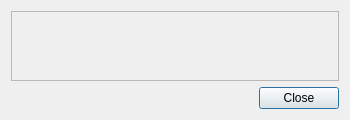
Above: gui/pulsed/ui_predefined_methods.ui from Ulm-IQO/qudi before the change. Below: the same form after it.
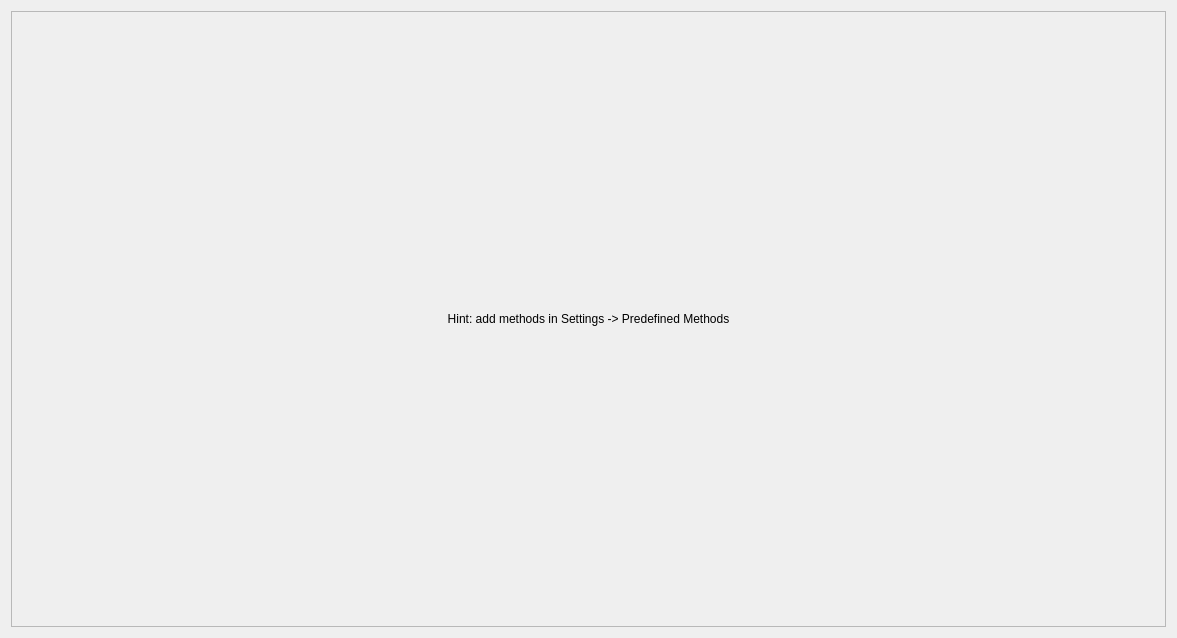
That is the form after the change.

Commit message: pulsed: put predefined methods into their own tab

What changed in the file:
```diff
--- a/gui/pulsed/ui_predefined_methods.ui
+++ b/gui/pulsed/ui_predefined_methods.ui
@@ -1,20 +1,20 @@
 <?xml version="1.0" encoding="UTF-8"?>
 <ui version="4.0">
- <class>predefined_methods_Dialog</class>
- <widget class="QDialog" name="predefined_methods_Dialog">
+ <class>predefFunctionsTab</class>
+ <widget class="QWidget" name="predefFunctionsTab">
   <property name="geometry">
    <rect>
     <x>0</x>
     <y>0</y>
-    <width>350</width>
-    <height>106</height>
+    <width>1177</width>
+    <height>638</height>
    </rect>
   </property>
   <property name="windowTitle">
    <string>Predefined Methods</string>
   </property>
-  <layout class="QVBoxLayout" name="verticalLayout_2">
-   <item>
+  <layout class="QGridLayout" name="gridLayout_2">
+   <item row="0" column="0">
     <widget class="QScrollArea" name="scrollArea">
      <property name="widgetResizable">
       <bool>true</bool>
@@ -24,28 +24,29 @@
        <rect>
         <x>0</x>
         <y>0</y>
-        <width>330</width>
-        <height>57</height>
+        <width>1161</width>
+        <height>622</height>
        </rect>
       </property>
       <layout class="QGridLayout" name="gridLayout">
        <item row="0" column="0">
-        <layout class="QVBoxLayout" name="verticalLayout"/>
+        <layout class="QVBoxLayout" name="verticalLayout">
+         <item>
+          <widget class="QLabel" name="hintLabel">
+           <property name="text">
+            <string>Hint: add methods in Settings -&gt; Predefined Methods</string>
+           </property>
+           <property name="alignment">
+            <set>Qt::AlignCenter</set>
+           </property>
+          </widget>
+         </item>
+        </layout>
        </item>
       </layout>
      </widget>
     </widget>
    </item>
-   <item>
-    <widget class="QDialogButtonBox" name="ButtonBox">
-     <property name="orientation">
-      <enum>Qt::Horizontal</enum>
-     </property>
-     <property name="standardButtons">
-      <set>QDialogButtonBox::Close</set>
-     </property>
-    </widget>
-   </item>
   </layout>
  </widget>
  <resources/>
```
Left out of the diff: 37 changed lines with no effect on the pictures. The commit also changes 2 other files.
